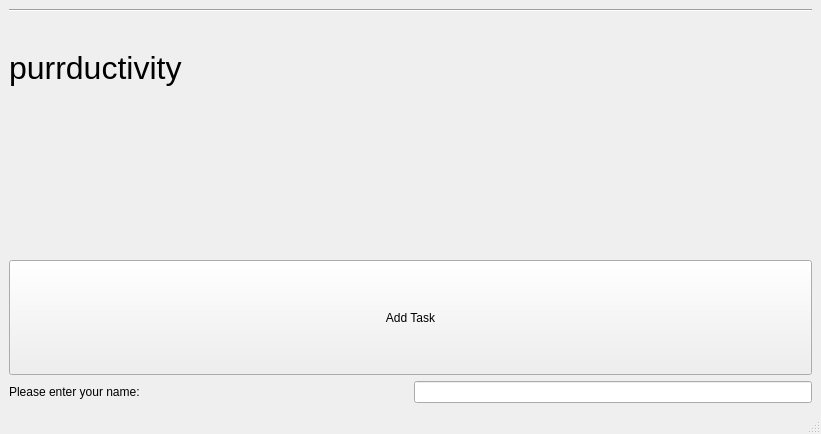
Before: the Qt Designer form src/view.ui in hardinger-kirin/cs330-mvc, drawn with Qt 5.
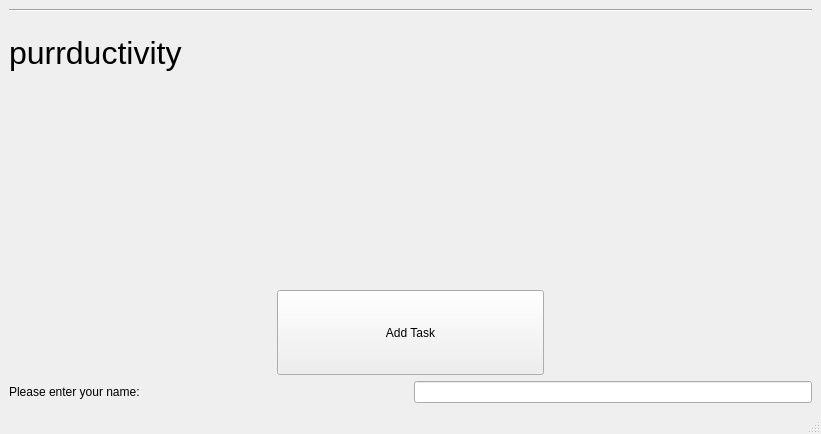
After: the same form once the commit is applied.

```diff
--- a/src/view.ui
+++ b/src/view.ui
@@ -98,6 +98,16 @@
         </item>
        </layout>
       </item>
+      <item>
+       <widget class="QLabel" name="gif">
+        <property name="text">
+         <string/>
+        </property>
+        <property name="alignment">
+         <set>Qt::AlignCenter</set>
+        </property>
+       </widget>
+      </item>
       <item>
        <widget class="QLabel" name="task_count">
         <property name="text">
@@ -110,6 +120,19 @@
       </item>
       <item>
        <layout class="QHBoxLayout" name="horizontalLayout_5">
+        <item>
+         <spacer name="horizontalSpacer">
+          <property name="orientation">
+           <enum>Qt::Horizontal</enum>
+          </property>
+          <property name="sizeHint" stdset="0">
+           <size>
+            <width>40</width>
+            <height>20</height>
+           </size>
+          </property>
+         </spacer>
+        </item>
         <item>
          <widget class="QPushButton" name="add_task_button">
           <property name="sizePolicy">
@@ -123,12 +146,28 @@
           </property>
          </widget>
         </item>
+        <item>
+         <spacer name="horizontalSpacer_2">
+          <property name="orientation">
+           <enum>Qt::Horizontal</enum>
+          </property>
+          <property name="sizeType">
+           <enum>QSizePolicy::MinimumExpanding</enum>
+          </property>
+          <property name="sizeHint" stdset="0">
+           <size>
+            <width>40</width>
+            <height>20</height>
+           </size>
+          </property>
+         </spacer>
+        </item>
        </layout>
       </item>
       <item>
        <layout class="QHBoxLayout" name="horizontalLayout_3">
         <item>
-         <widget class="QLabel" name="name_prompt">
+         <widget class="QLabel" name="prompt">
           <property name="sizePolicy">
            <sizepolicy hsizetype="Expanding" vsizetype="Preferred">
             <horstretch>0</horstretch>
@@ -150,7 +189,7 @@
          </widget>
         </item>
         <item>
-         <widget class="QLineEdit" name="name_input">
+         <widget class="QLineEdit" name="input">
           <property name="sizePolicy">
            <sizepolicy hsizetype="Expanding" vsizetype="Fixed">
             <horstretch>0</horstretch>
```
